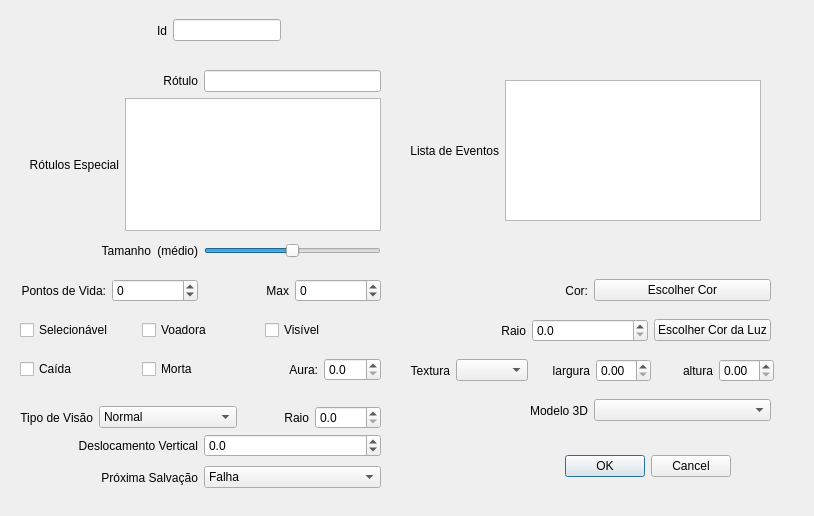
Qt form ifg/qt/ui/entidade.ui (matferib/tabuleiro-virtual) before a commit.
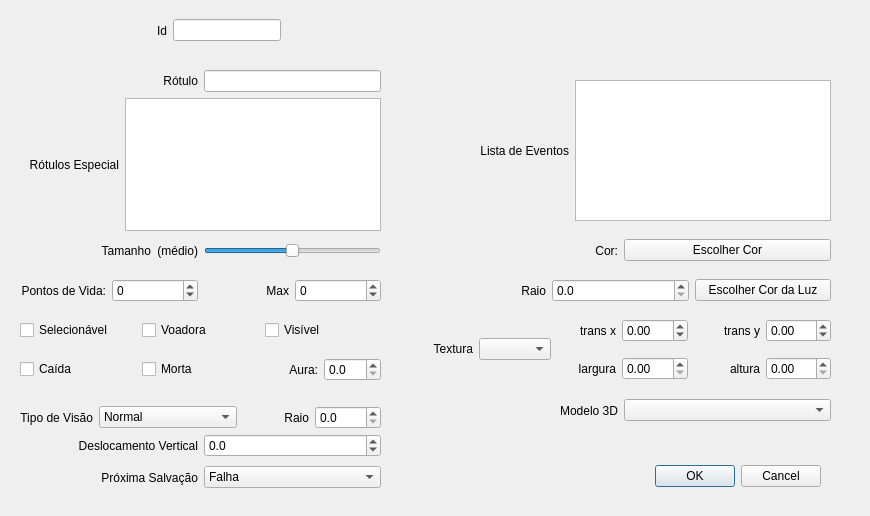
The same form after that commit.

Commit message: visualizador com trans textura

Patch:
```diff
--- a/ifg/qt/ui/entidade.ui
+++ b/ifg/qt/ui/entidade.ui
@@ -7,7 +7,7 @@
    <rect>
     <x>0</x>
     <y>0</y>
-    <width>814</width>
+    <width>870</width>
     <height>516</height>
    </rect>
   </property>
@@ -26,8 +26,8 @@
   <widget class="QDialogButtonBox" name="botoes">
    <property name="geometry">
     <rect>
-     <x>390</x>
-     <y>450</y>
+     <x>480</x>
+     <y>460</y>
      <width>341</width>
      <height>32</height>
     </rect>
@@ -69,8 +69,8 @@
    <property name="geometry">
     <rect>
      <x>410</x>
-     <y>270</y>
-     <width>361</width>
+     <y>230</y>
+     <width>421</width>
      <height>41</height>
     </rect>
    </property>
@@ -111,8 +111,8 @@
    <property name="geometry">
     <rect>
      <x>410</x>
-     <y>310</y>
-     <width>361</width>
+     <y>270</y>
+     <width>421</width>
      <height>41</height>
     </rect>
    </property>
@@ -229,95 +229,6 @@
     </item>
    </layout>
   </widget>
-  <widget class="QWidget" name="horizontalLayoutWidget_5">
-   <property name="geometry">
-    <rect>
-     <x>410</x>
-     <y>350</y>
-     <width>364</width>
-     <height>41</height>
-    </rect>
-   </property>
-   <layout class="QHBoxLayout" name="horizontalLayout_6">
-    <item>
-     <layout class="QHBoxLayout" name="horizontalLayout_24">
-      <item>
-       <widget class="QLabel" name="label_15">
-        <property name="text">
-         <string>Textura</string>
-        </property>
-        <property name="alignment">
-         <set>Qt::AlignRight|Qt::AlignTrailing|Qt::AlignVCenter</set>
-        </property>
-       </widget>
-      </item>
-      <item>
-       <widget class="QComboBox" name="combo_textura"/>
-      </item>
-     </layout>
-    </item>
-    <item>
-     <layout class="QHBoxLayout" name="horizontalLayout_23">
-      <item>
-       <widget class="QLabel" name="label_18">
-        <property name="text">
-         <string>largura</string>
-        </property>
-        <property name="alignment">
-         <set>Qt::AlignRight|Qt::AlignTrailing|Qt::AlignVCenter</set>
-        </property>
-       </widget>
-      </item>
-      <item>
-       <widget class="QDoubleSpinBox" name="spin_tex_largura">
-        <property name="toolTip">
-         <string>Raio da visão no escuro, em metros.</string>
-        </property>
-        <property name="decimals">
-         <number>2</number>
-        </property>
-        <property name="maximum">
-         <double>1.000000000000000</double>
-        </property>
-        <property name="singleStep">
-         <double>0.100000000000000</double>
-        </property>
-       </widget>
-      </item>
-     </layout>
-    </item>
-    <item>
-     <layout class="QHBoxLayout" name="horizontalLayout_22">
-      <item>
-       <widget class="QLabel" name="label_17">
-        <property name="text">
-         <string>altura</string>
-        </property>
-        <property name="alignment">
-         <set>Qt::AlignRight|Qt::AlignTrailing|Qt::AlignVCenter</set>
-        </property>
-       </widget>
-      </item>
-      <item>
-       <widget class="QDoubleSpinBox" name="spin_tex_altura">
-        <property name="toolTip">
-         <string>Raio da visão no escuro, em metros.</string>
-        </property>
-        <property name="decimals">
-         <number>2</number>
-        </property>
-        <property name="maximum">
-         <double>1.000000000000000</double>
-        </property>
-        <property name="singleStep">
-         <double>0.100000000000000</double>
-        </property>
-       </widget>
-      </item>
-     </layout>
-    </item>
-   </layout>
-  </widget>
   <widget class="QWidget" name="horizontalLayoutWidget_7">
    <property name="geometry">
     <rect>
@@ -660,7 +571,7 @@
     <rect>
      <x>410</x>
      <y>80</y>
-     <width>351</width>
+     <width>421</width>
      <height>141</height>
     </rect>
    </property>
@@ -762,7 +673,7 @@
     <rect>
      <x>410</x>
      <y>390</y>
-     <width>361</width>
+     <width>421</width>
      <height>41</height>
     </rect>
    </property>
@@ -782,6 +693,173 @@
     </item>
    </layout>
   </widget>
+  <widget class="QWidget" name="">
+   <property name="geometry">
+    <rect>
+     <x>410</x>
+     <y>310</y>
+     <width>141</width>
+     <height>78</height>
+    </rect>
+   </property>
+   <layout class="QHBoxLayout" name="horizontalLayout_24">
+    <item>
+     <widget class="QLabel" name="label_15">
+      <property name="text">
+       <string>Textura</string>
+      </property>
+      <property name="alignment">
+       <set>Qt::AlignRight|Qt::AlignTrailing|Qt::AlignVCenter</set>
+      </property>
+     </widget>
+    </item>
+    <item>
+     <widget class="QComboBox" name="combo_textura"/>
+    </item>
+   </layout>
+  </widget>
+  <widget class="QWidget" name="gridLayoutWidget">
+   <property name="geometry">
+    <rect>
+     <x>550</x>
+     <y>310</y>
+     <width>281</width>
+     <height>81</height>
+    </rect>
+   </property>
+   <layout class="QGridLayout" name="gridLayout">
+    <item row="1" column="1">
+     <layout class="QHBoxLayout" name="horizontalLayout_22">
+      <item>
+       <widget class="QLabel" name="label_17">
+        <property name="text">
+         <string>altura</string>
+        </property>
+        <property name="alignment">
+         <set>Qt::AlignRight|Qt::AlignTrailing|Qt::AlignVCenter</set>
+        </property>
+       </widget>
+      </item>
+      <item>
+       <widget class="QDoubleSpinBox" name="spin_tex_altura">
+        <property name="toolTip">
+         <string>Raio da visão no escuro, em metros.</string>
+        </property>
+        <property name="decimals">
+         <number>2</number>
+        </property>
+        <property name="maximum">
+         <double>1.000000000000000</double>
+        </property>
+        <property name="singleStep">
+         <double>0.100000000000000</double>
+        </property>
+       </widget>
+      </item>
+     </layout>
+    </item>
+    <item row="0" column="1">
+     <layout class="QHBoxLayout" name="horizontalLayout_27">
+      <item>
+       <widget class="QLabel" name="label_20">
+        <property name="text">
+         <string>trans y</string>
+        </property>
+        <property name="alignment">
+         <set>Qt::AlignRight|Qt::AlignTrailing|Qt::AlignVCenter</set>
+        </property>
+       </widget>
+      </item>
+      <item>
+       <widget class="QDoubleSpinBox" name="spin_tex_trans_y">
+        <property name="toolTip">
+         <string>Raio da visão no escuro, em metros.</string>
+        </property>
+        <property name="decimals">
+         <number>2</number>
+        </property>
+        <property name="minimum">
+         <double>-1.000000000000000</double>
+        </property>
+        <property name="maximum">
+         <double>1.000000000000000</double>
+        </property>
+        <property name="singleStep">
+         <double>0.100000000000000</double>
+        </property>
+       </widget>
+      </item>
+     </layout>
+    </item>
+    <item row="0" column="0">
+     <layout class="QHBoxLayout" name="horizontalLayout_26">
+      <item>
+       <widget class="QLabel" name="label_19">
+        <property name="text">
+         <string>trans x</string>
+        </property>
+        <property name="alignment">
+         <set>Qt::AlignRight|Qt::AlignTrailing|Qt::AlignVCenter</set>
+        </property>
+       </widget>
+      </item>
+      <item>
+       <widget class="QDoubleSpinBox" name="spin_tex_trans_x">
+        <property name="toolTip">
+         <string>Raio da visão no escuro, em metros.</string>
+        </property>
+        <property name="decimals">
+         <number>2</number>
+        </property>
+        <property name="minimum">
+         <double>-1.000000000000000</double>
+        </property>
+        <property name="maximum">
+         <double>1.000000000000000</double>
+        </property>
+        <property name="singleStep">
+         <double>0.100000000000000</double>
+        </property>
+       </widget>
+      </item>
+     </layout>
+    </item>
+    <item row="1" column="0">
+     <layout class="QHBoxLayout" name="horizontalLayout_25">
+      <item>
+       <layout class="QHBoxLayout" name="horizontalLayout_23">
+        <item>
+         <widget class="QLabel" name="label_18">
+          <property name="text">
+           <string>largura</string>
+          </property>
+          <property name="alignment">
+           <set>Qt::AlignRight|Qt::AlignTrailing|Qt::AlignVCenter</set>
+          </property>
+         </widget>
+        </item>
+        <item>
+         <widget class="QDoubleSpinBox" name="spin_tex_largura">
+          <property name="toolTip">
+           <string>Raio da visão no escuro, em metros.</string>
+          </property>
+          <property name="decimals">
+           <number>2</number>
+          </property>
+          <property name="maximum">
+           <double>1.000000000000000</double>
+          </property>
+          <property name="singleStep">
+           <double>0.100000000000000</double>
+          </property>
+         </widget>
+        </item>
+       </layout>
+      </item>
+     </layout>
+    </item>
+   </layout>
+  </widget>
  </widget>
  <resources/>
  <connections>
```
The commit also changes 2 other files.
